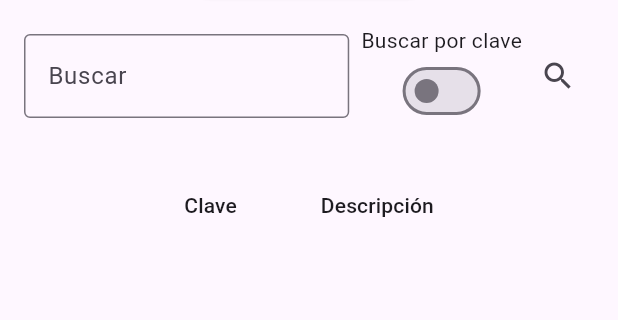
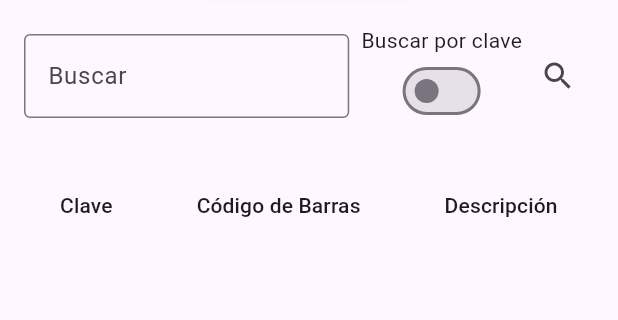
Before and after one commit to jcarloscuelllar/inventario_app, a Flutter app: the screen it shows after launch, after a tap on "Importar Inventario", on a phone screen of 412 x 824 dp, the part 179-499 px from its top. Run offline on Flutter 3.47's test engine with Material 3 defaults, Android fonts, the phone set to English and light mode, and no system bars; our stand-ins replace csv, file_picker.

```diff
--- a/lib/main.dart
+++ b/lib/main.dart
@@ -9,11 +9,19 @@ void main() {
 
 class Product {
   final String clave;
+  final String codbar;
   final String descripcion;
+  final String marca;
+  final String unidad;
+  final String existencia;
 
   Product({
     required this.clave,
+    required this.codbar,
     required this.descripcion,
+    required this.marca,
+    required this.unidad,
+    required this.existencia,
   });
 
   /// Quita ceros a la izquierda: 001234 → 1234
@@ -52,6 +60,8 @@ class _InventoryScreenState extends State<InventoryScreen> {
   bool searchByClave = false;
   String message = '';
 
+  int totalArticulos = 0; // 👈 TOTAL A INVENTARIAR
+
   Future<void> importCSV() async {
     final result = await FilePicker.platform.pickFiles(
       type: FileType.custom,
@@ -66,11 +76,16 @@ class _InventoryScreenState extends State<InventoryScreen> {
 
     List<Product> products = [];
 
+    // 👇 Se salta el encabezado
     for (int i = 1; i < rows.length; i++) {
       products.add(
         Product(
           clave: rows[i][0].toString(),
-          descripcion: rows[i][1].toString(),
+          codbar: rows[i][1].toString(),
+          descripcion: rows[i][2].toString(),
+          marca: rows[i][3].toString(),
+          unidad: rows[i][4].toString(),
+          existencia: rows[i][5].toString(),
         ),
       );
     }
@@ -79,6 +94,7 @@ class _InventoryScreenState extends State<InventoryScreen> {
       allProducts = products;
       filteredProducts = products;
       selectedRows.clear();
+      totalArticulos = products.length; // 👈 CONTEO REAL
       message = '';
     });
   }
@@ -131,7 +147,22 @@ class _InventoryScreenState extends State<InventoryScreen> {
               onPressed: importCSV,
               child: const Text('Importar Inventario'),
             ),
+
+            // 👇 LABEL DE TOTAL
+            if (totalArticulos > 0)
+              Padding(
+                padding: const EdgeInsets.only(top: 8),
+                child: Text(
+                  'Artículos a inventariar: $totalArticulos',
+                  style: const TextStyle(
+                    fontSize: 16,
+                    fontWeight: FontWeight.bold,
+                  ),
+                ),
+              ),
+
             const SizedBox(height: 16),
+
             Row(
               children: [
                 Expanded(
@@ -165,20 +196,28 @@ class _InventoryScreenState extends State<InventoryScreen> {
                 ),
               ],
             ),
+
             const SizedBox(height: 16),
+
             if (message.isNotEmpty)
               Text(
                 message,
                 style: const TextStyle(color: Colors.red),
               ),
+
             const SizedBox(height: 8),
+
             Expanded(
               child: SingleChildScrollView(
                 scrollDirection: Axis.horizontal,
                 child: DataTable(
                   columns: const [
                     DataColumn(label: Text('Clave')),
+                    DataColumn(label: Text('Código de Barras')),
                     DataColumn(label: Text('Descripción')),
+                    DataColumn(label: Text('Marca')),
+                    DataColumn(label: Text('Unidad')),
+                    DataColumn(label: Text('Existencia')),
                   ],
                   rows: List.generate(filteredProducts.length, (index) {
                     final product = filteredProducts[index];
@@ -200,7 +239,11 @@ class _InventoryScreenState extends State<InventoryScreen> {
                       },
                       cells: [
                         DataCell(Text(product.clave)),
+                        DataCell(Text(product.codbar)),
                         DataCell(Text(product.descripcion)),
+                        DataCell(Text(product.marca)),
+                        DataCell(Text(product.unidad)),
+                        DataCell(Text(product.existencia)),
                       ],
                     );
                   }),
```
